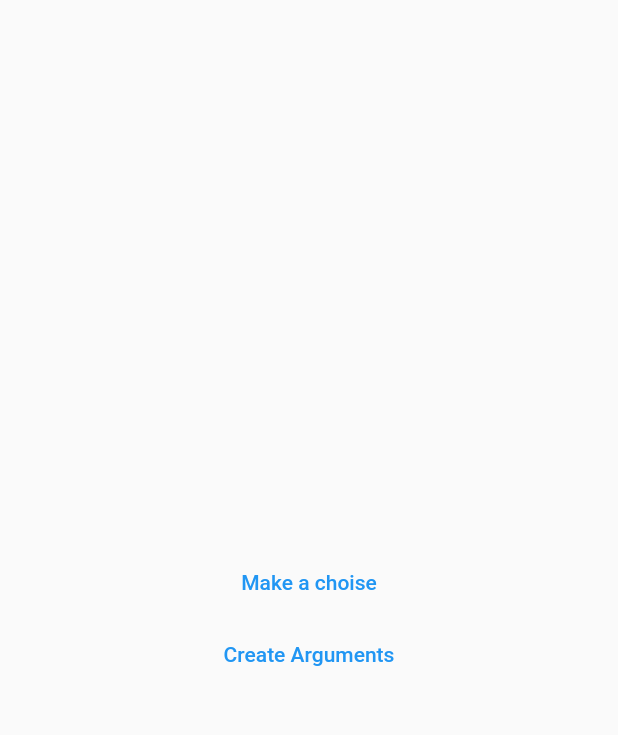
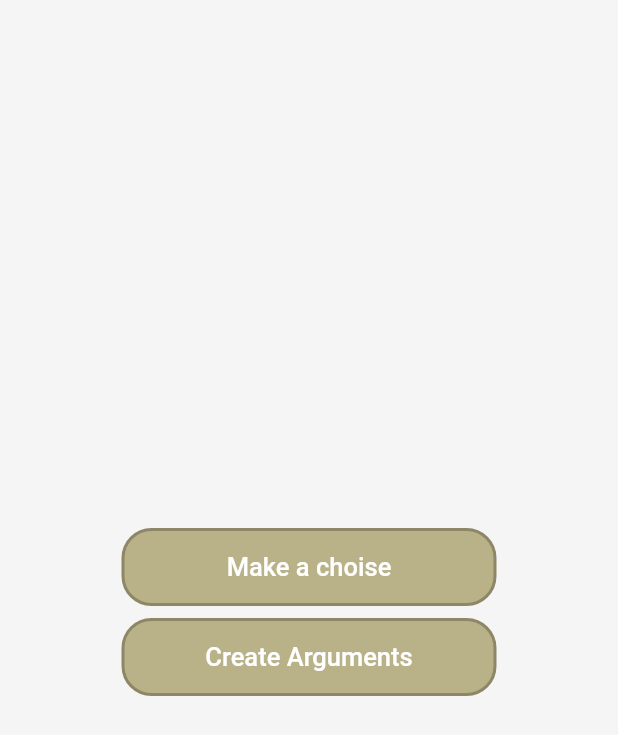
Before and after one commit to NikitaPits/pocket_analitic, a Flutter app: the screen it shows after launch, after a tap on "Make a choise", on a phone screen of 412 x 824 dp. Shown: the top 735 px of the screen. Run offline on Flutter 3.47's test engine with Material 2 defaults, Android fonts, the phone set to English and light mode, and no system bars.

Commit message:
created button and added some colors

```diff
--- a/pocket_analitic/lib/home.dart
+++ b/pocket_analitic/lib/home.dart
@@ -1,5 +1,6 @@
 import 'package:flutter/material.dart';
-import 'package:pocket_analitic/view/UI/buttoms/menu_button.dart';
+import 'package:pocket_analitic/theme/custom_colors.dart';
+import 'package:pocket_analitic/view/home_page_widgets/home_manu_buttons.dart';
 
 class Home extends StatefulWidget {
   const Home({super.key});
@@ -11,22 +12,13 @@ class Home extends StatefulWidget {
 class _HomeState extends State<Home> {
   @override
   Widget build(BuildContext context) {
-    return Scaffold(
+    return const Scaffold(
+      backgroundColor: CustomColors.bg,
       // appBar: AppBar(
       //   title: Text(widget.title),
       // ),
       body: Center(
-        child: Column(
-          mainAxisAlignment: MainAxisAlignment.center,
-          children: const [
-            MenuButton(
-              title: 'Make a choise',
-            ),
-            MenuButton(
-              title: 'Create Arguments',
-            ),
-          ],
-        ),
+        child: HomeMenuButtons(),
       ),
     );
   }
--- a/pocket_analitic/lib/theme/custom_colors.dart
+++ b/pocket_analitic/lib/theme/custom_colors.dart
@@ -0,0 +1,8 @@
+import 'dart:ui';
+
+class CustomColors {
+  static const Color greenGold = Color.fromARGB(255, 185, 178, 136);
+  static const Color greenGoldDark = Color.fromARGB(255, 141, 135, 104);
+
+  static const Color bg = Color(0xFFF5F5F5);
+}
--- a/pocket_analitic/lib/view/UI/buttoms/menu_button.dart
+++ b/pocket_analitic/lib/view/UI/buttoms/menu_button.dart
@@ -1,8 +1,10 @@
 import 'package:flutter/material.dart';
+import 'package:pocket_analitic/theme/custom_colors.dart';
 
 class MenuButton extends StatefulWidget {
   final String title;
-  const MenuButton({super.key, required this.title});
+  final Function callback;
+  const MenuButton({super.key, required this.title, required this.callback});
 
   @override
   State<MenuButton> createState() => _MenuButtonState();
@@ -11,9 +13,27 @@ class MenuButton extends StatefulWidget {
 class _MenuButtonState extends State<MenuButton> {
   @override
   Widget build(BuildContext context) {
-    return TextButton(
-      onPressed: () => print('I am clicked'),
-      child: Text(widget.title),
+    return Container(
+      width: 250,
+      margin: const EdgeInsets.only(bottom: 8),
+      decoration: BoxDecoration(
+        color: CustomColors.greenGold,
+        borderRadius: const BorderRadius.all(Radius.circular(20)),
+        border: Border.all(
+          width: 2,
+          color: CustomColors.greenGoldDark,
+        ),
+      ),
+      child: TextButton(
+        onPressed: () => widget.callback(),
+        child: Text(
+          widget.title,
+          style: const TextStyle(
+            fontSize: 17,
+            color: Colors.white,
+          ),
+        ),
+      ),
     );
   }
 }
--- /dev/null
+++ b/pocket_analitic/lib/view/home_page_widgets/home_manu_buttons.dart
@@ -0,0 +1,32 @@
+import 'package:flutter/material.dart';
+import 'package:pocket_analitic/view/UI/buttoms/menu_button.dart';
+
+class HomeMenuButtons extends StatefulWidget {
+  const HomeMenuButtons({super.key});
+
+  @override
+  State<HomeMenuButtons> createState() => _HomeMenuButtonsState();
+}
+
+class _HomeMenuButtonsState extends State<HomeMenuButtons> {
+  void _callback() {
+    print('clicked');
+  }
+
+  @override
+  Widget build(BuildContext context) {
+    return Column(
+      mainAxisAlignment: MainAxisAlignment.center,
+      children: [
+        MenuButton(
+          title: 'Make a choise',
+          callback: _callback,
+        ),
+        MenuButton(
+          title: 'Create Arguments',
+          callback: _callback,
+        ),
+      ],
+    );
+  }
+}
```
